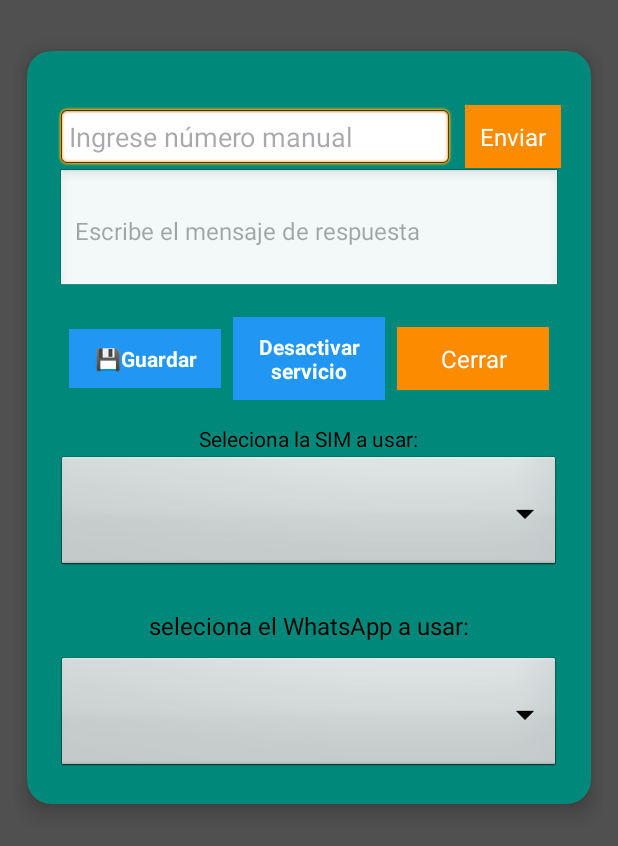
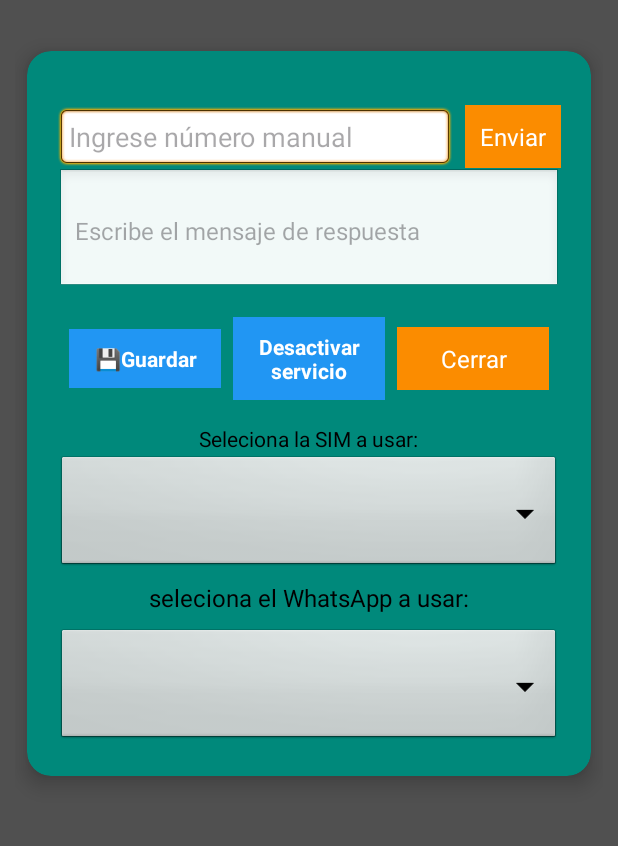
Before and after one commit to CreativeMB/MSM, an Android app: the layout activity_main.xml on its own in the app's theme, with its tools: preview values and no code run, on a phone screen of 412 x 824 dp. Shown: the top 846 px of the screen. Run offline under Robolectric (Android 15) with nearby library versions, the phone set to English and light mode, and no system bars.

Commit message:
Refactor: UI and functionality for manual WhatsApp messaging
This commit introduces a new UI section in `MainActivity` allowing users to manually enter a phone number and send a predefined WhatsApp message to it. The layout of existing buttons has also been adjusted for better visual organization.

Key changes:

- **Manual WhatsApp Messaging:**
    - `activity_main.xml`: Added an `EditText` (`manualPhoneNumber`) for number input and a `TextView` (`sendManualMessage`) acting as a send button.
    - `MainActivity.kt`:
        - Initialized `manualPhoneNumber` and `sendManualMessage` views.
        - Added an `OnClickListener` to `sendManualMessage` that:
            - Validates the entered phone number.
            - Retrieves the saved custom message and selected WhatsApp package (or defaults to `com.whatsapp`).
            - Calls a new `sendWhatsAppMessage` function.
            - Closes the app after attempting to send the message.
        - New private function `sendWhatsAppMessage(phone, message, packageName)`:
            - Formats the phone number.
            - Creates an `Intent` to open WhatsApp with the pre-filled number and message using the specified package.
            - Starts the activity and shows a `Toast` if WhatsApp cannot be opened.

- **UI Layout Adjustments in `activity_main.xml`:**
    - The "💾 Guardar mensaje", "Desactivar servicio", and "Cerrar" buttons are now horizontally arranged within a `LinearLayout` with weights for balanced distribution.
    - Button text colors are now white for better contrast with their backgrounds.
    - "💾 Guardar mensaje" is shortened to "💾Guardar".
    - Minor padding and margin adjustments for these buttons.

```diff
--- a/app/src/main/res/layout/activity_main.xml
+++ b/app/src/main/res/layout/activity_main.xml
@@ -143,7 +143,7 @@
                     android:layout_width="wrap_content"
                     android:layout_height="wrap_content"
                     android:text="seleciona el WhatsApp a usar:"
-                    android:layout_marginTop="24dp"
+                    android:layout_marginTop="5dp"
                     android:textColor="#000000"
                     android:textSize="16sp"
                     android:visibility="gone"
```
